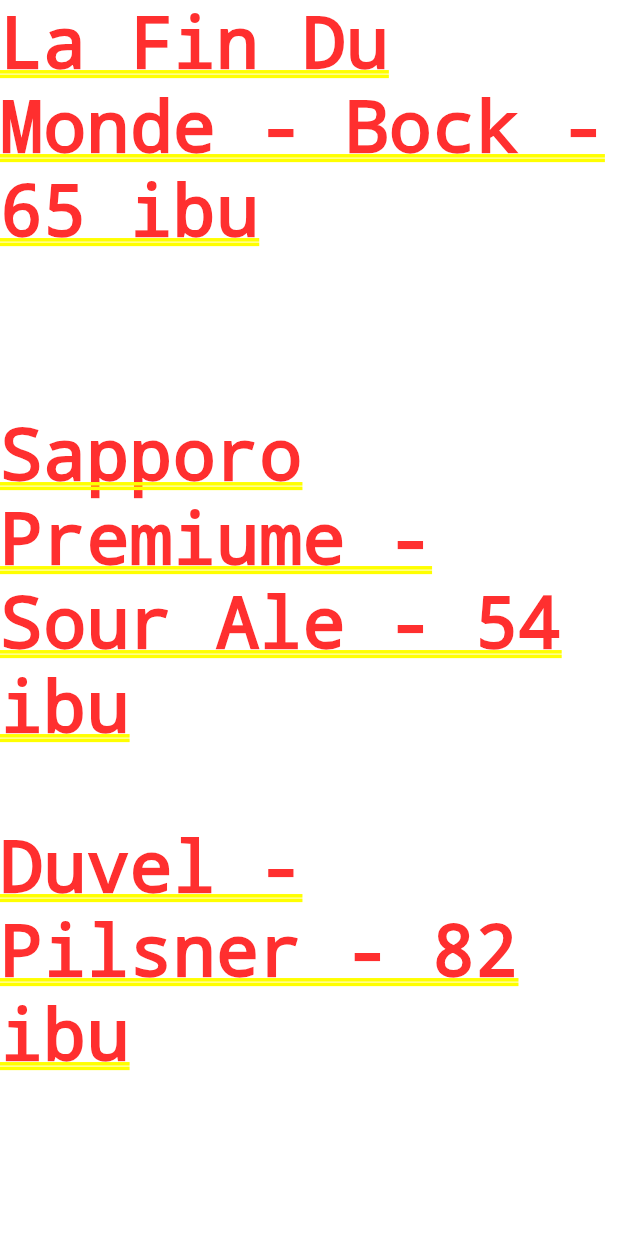
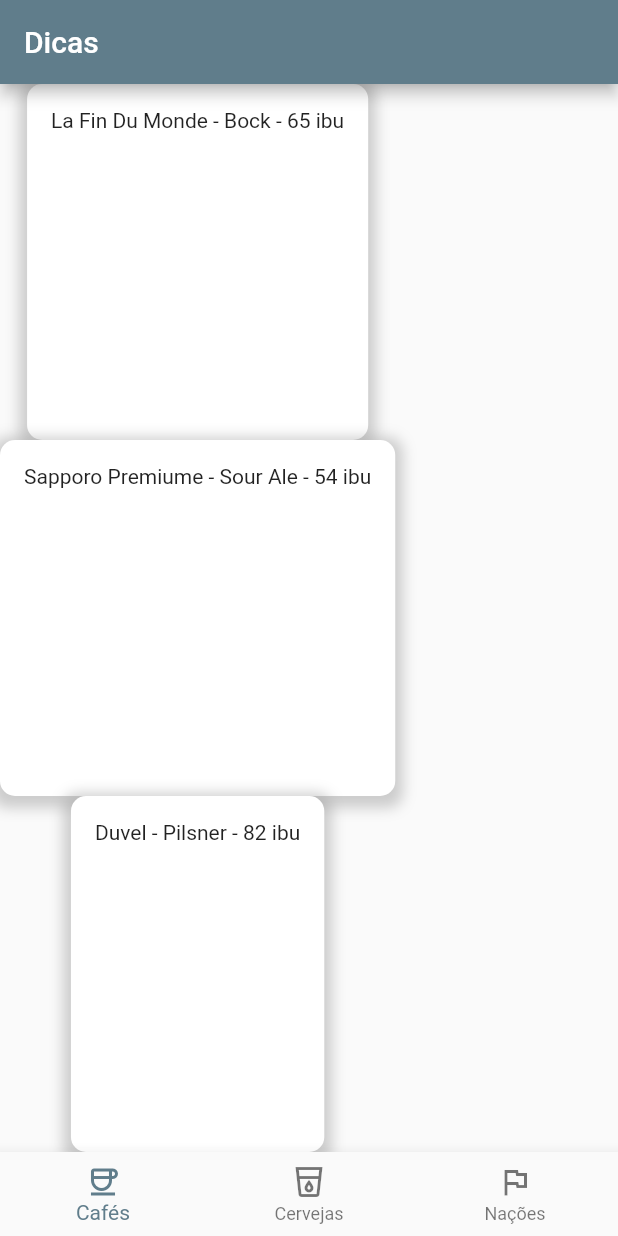
Before and after one commit to ErickBezerrar/POO-1, a Flutter app: the NewScaffold screen opened directly, on a phone screen of 412 x 824 dp. Run offline on Flutter 3.47's test engine with Material 2 defaults, Android fonts, the phone set to English and light mode, and no system bars; statements that could not run were skipped; key blocks and very long unbroken strings in the code were emptied for the run.

Commit message:
New Recipe: Receita2

```diff
--- a/receita2/receita2/lib/receita2.dart
+++ b/receita2/receita2/lib/receita2.dart
@@ -1,8 +1,17 @@
 import 'package:flutter/material.dart';
 
+class MyApp extends StatelessWidget {
+  @override
+  Widget build(BuildContext context) {
+    return MaterialApp(
+      theme: ThemeData(primarySwatch: Colors.deepPurple),
+      home: NewScaffold(),
+    );
+  }
+}
 
 class NewNavBar extends StatelessWidget {
-  NewNavBar();
+  const NewNavBar();
 
   void botaoFoiTocado(int index) {
     print("Tocaram no botão $index");
@@ -10,73 +19,83 @@ class NewNavBar extends StatelessWidget {
 
   @override
   Widget build(BuildContext context) {
-
-    return BottomNavigationBar(onTap: botaoFoiTocado, items: const [
-
+    return BottomNavigationBar(
+      onTap: botaoFoiTocado,
+      items: const [
         BottomNavigationBarItem(
-
           label: "Cafés",
           icon: Icon(Icons.coffee_outlined),
         ),
-
         BottomNavigationBarItem(
-
           label: "Cervejas",
-        icon: Icon(Icons.local_drink_outlined)
+          icon: Icon(Icons.local_drink_outlined),
         ),
-
         BottomNavigationBarItem(
-
           label: "Nações",
-        icon: Icon(Icons.flag_outlined)
-      )
-    ]);
-  }
-}
-
-
-class NewScaffold extends StatelessWidget {
-  NewScaffold();
-
-  @override
-  Widget build(BuildContext context) {
-    return Column(
-      children: [
-        Expanded(
-          child: Text("La Fin Du Monde - Bock - 65 ibu"),
-        ),
-        Expanded(
-          child: Text("Sapporo Premiume - Sour Ale - 54 ibu"),
-        ),
-        Expanded(
-          child: Text("Duvel - Pilsner - 82 ibu"),
+          icon: Icon(Icons.flag_outlined),
         ),
       ],
-      bottomNavigationBar: NewNavBar(),
     );
   }
 }
 
+class MyBodyBox extends StatelessWidget {
+  final Widget child;
 
+  const MyBodyBox({required this.child});
 
-void receita2() {
-  MaterialApp app = MaterialApp(
-      theme: ThemeData(primarySwatch: Colors.deepPurple),
-      home: Scaffold(
+  @override
+  Widget build(BuildContext context) {
+    return Container(
+      padding: const EdgeInsets.all(16),
+      decoration: BoxDecoration(
+        color: Colors.white,
+        boxShadow: [
+          BoxShadow(
+            color: Colors.grey.withOpacity(0.5),
+            spreadRadius: 5,
+            blurRadius: 7,
+            offset: const Offset(0, 3),
+          ),
+        ],
+        borderRadius: BorderRadius.circular(10),
+      ),
+      child: child,
+    );
+  }
+}
+
+class NewScaffold extends StatelessWidget {
+  const NewScaffold();
+
+  @override
+  Widget build(BuildContext context) {
+    return Scaffold(
       appBar: AppBar(title: Text("Dicas")),
-        body: Column(children: [
+      body: Column(
+        children: [
           Expanded(
-            child: Text("La Fin Du Monde - Bock - 65 ibu"),
+            child: MyBodyBox(
+              child: const Text("La Fin Du Monde - Bock - 65 ibu"),
+            ),
           ),
           Expanded(
-            child: Text("Sapporo Premiume - Sour Ale - 54 ibu"),
+            child: MyBodyBox(
+              child: const Text("Sapporo Premiume - Sour Ale - 54 ibu"),
+            ),
           ),
           Expanded(
-            child: Text("Duvel - Pilsner - 82 ibu"),
+            child: MyBodyBox(
+              child: const Text("Duvel - Pilsner - 82 ibu"),
+            ),
           )
-        ]),
-        bottomNavigationBar: NewNavBar(),
-      ));
+        ],
+      ),
+      bottomNavigationBar: const NewNavBar(),
+    );
+  }
+}
 
-  runApp(app);
+void main() {
+  runApp(MyApp());
 }
```
Lines whose indentation alone changed are shown as unchanged.
